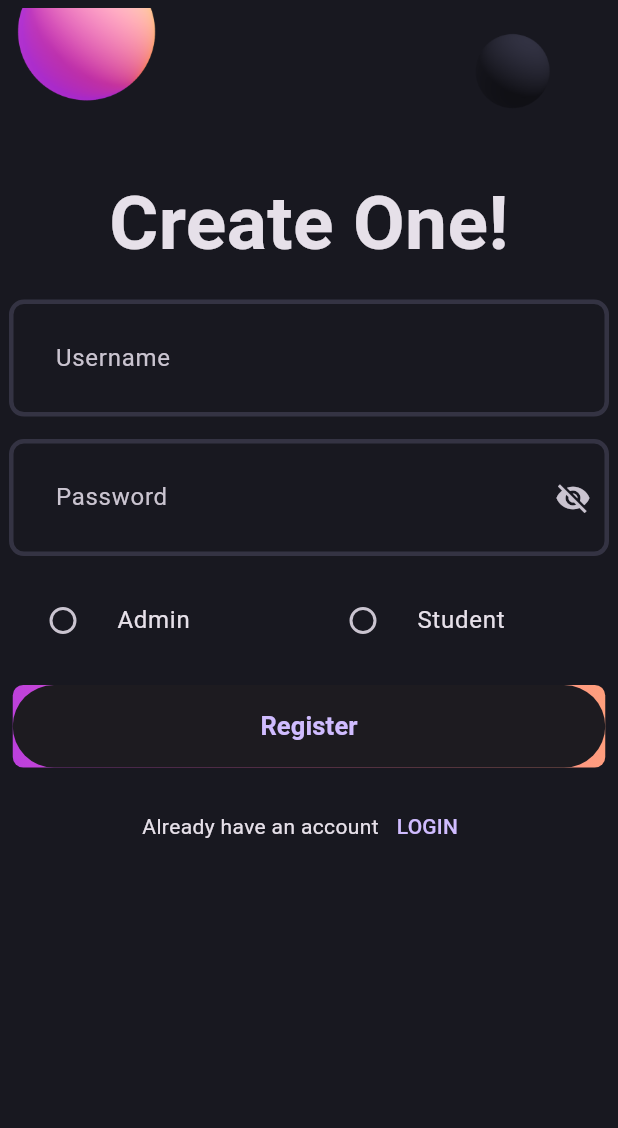
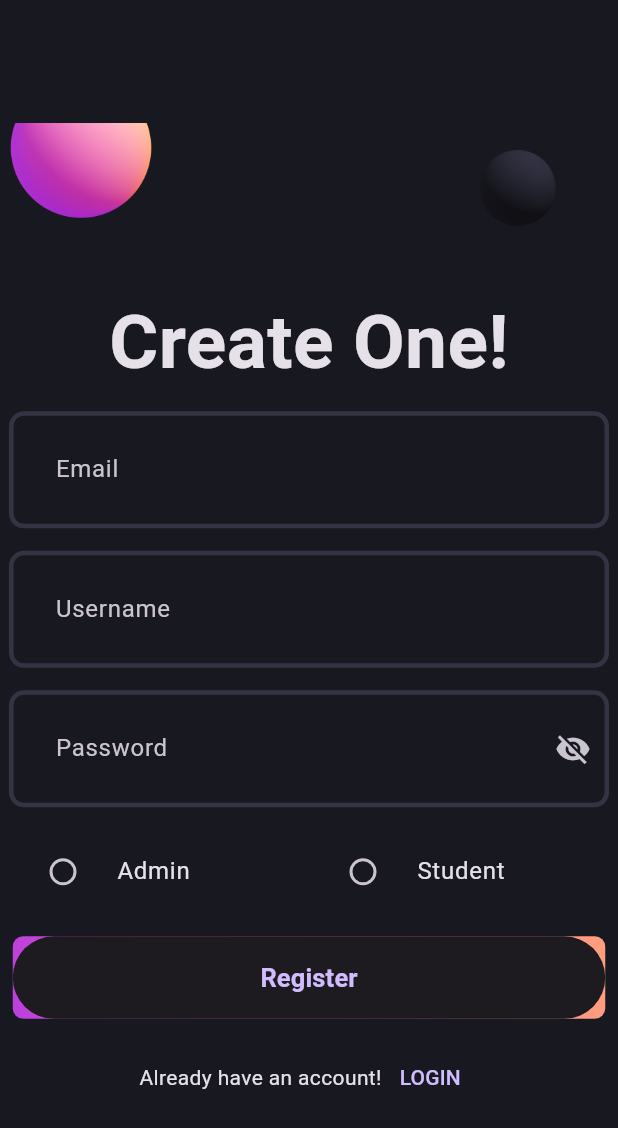
Before and after one commit to meet2307/ITIS, a Flutter app: the RegisterScreen screen opened directly, on a phone screen of 412 x 824 dp. Shown: the top 1128 px of the screen. Run offline on Flutter 3.47's test engine with Material 3 defaults, Android fonts, the phone set to English and light mode, and no system bars.

Commit message:
Added email block in register screen.

```diff
--- a/lib/register_screen.dart
+++ b/lib/register_screen.dart
@@ -11,6 +11,7 @@ class RegisterScreen extends StatefulWidget {
 }
 
 class _RegisterScreenState extends State<RegisterScreen> {
+  final TextEditingController _emailController = TextEditingController();
   final TextEditingController _usernameController = TextEditingController();
   final TextEditingController _passwordController = TextEditingController();
   bool isVisible=false;
@@ -24,6 +25,7 @@ class _RegisterScreenState extends State<RegisterScreen> {
         'Content-Type': 'application/json',
       },
       body: jsonEncode({
+        'email':_emailController.text,
         'username': _usernameController.text,
         'password': _passwordController.text,
         'role': _role,
@@ -44,8 +46,9 @@ class _RegisterScreenState extends State<RegisterScreen> {
   Widget build(BuildContext context) {
     return Scaffold(
       body: Padding(
-        padding: EdgeInsets.all(5.0),
+        padding: EdgeInsets.all(0.0),
         child: Center(
+          child: SingleChildScrollView(
             child: Form(
               key: formKey,
               child: Column(
@@ -60,6 +63,40 @@ class _RegisterScreenState extends State<RegisterScreen> {
                     style: TextStyle(
                       fontWeight: FontWeight.bold,
                       fontSize: 50,
+                    ),
+                  ),
+                  const SizedBox(height: 10),
+                  ConstrainedBox(
+                    constraints: const BoxConstraints(
+                      maxWidth: 400,
+                    ),
+                    child: TextFormField(
+                      autovalidateMode: AutovalidateMode.onUserInteraction,
+                      controller: _emailController,
+                      validator: (value){
+                        if(value!.isEmpty){
+                          return "Email is required";
+                        }
+                        return null;
+                      },
+                      decoration: InputDecoration(
+                        contentPadding: const EdgeInsets.all(27),
+                        enabledBorder: OutlineInputBorder(
+                          borderSide: const BorderSide(
+                            color: Pallete.borderColor,
+                            width: 3,
+                          ),
+                          borderRadius: BorderRadius.circular(10),
+                        ),
+                        focusedBorder: OutlineInputBorder(
+                          borderSide: const BorderSide(
+                            color: Pallete.gradient2,
+                            width: 3,
+                          ),
+                          borderRadius: BorderRadius.circular(10),
+                        ),
+                        hintText: 'Email',
+                      ),
                     ),
                   ),
                   const SizedBox(height: 15),
@@ -227,7 +264,7 @@ class _RegisterScreenState extends State<RegisterScreen> {
                   Row(
                     mainAxisAlignment: MainAxisAlignment.center,
                     children: [
-                        const Text("Already have an account"),
+                      const Text("Already have an account!"),
                       TextButton(onPressed: () {
                         Navigator.push(context, MaterialPageRoute(builder: (context)=>LoginScreen()));
                       }, child: const Text("LOGIN")),
@@ -238,6 +275,7 @@ class _RegisterScreenState extends State<RegisterScreen> {
             ),
           ),
         ),
+      ),
     );
   }
 }
```
Lines whose indentation alone changed are shown as unchanged.
